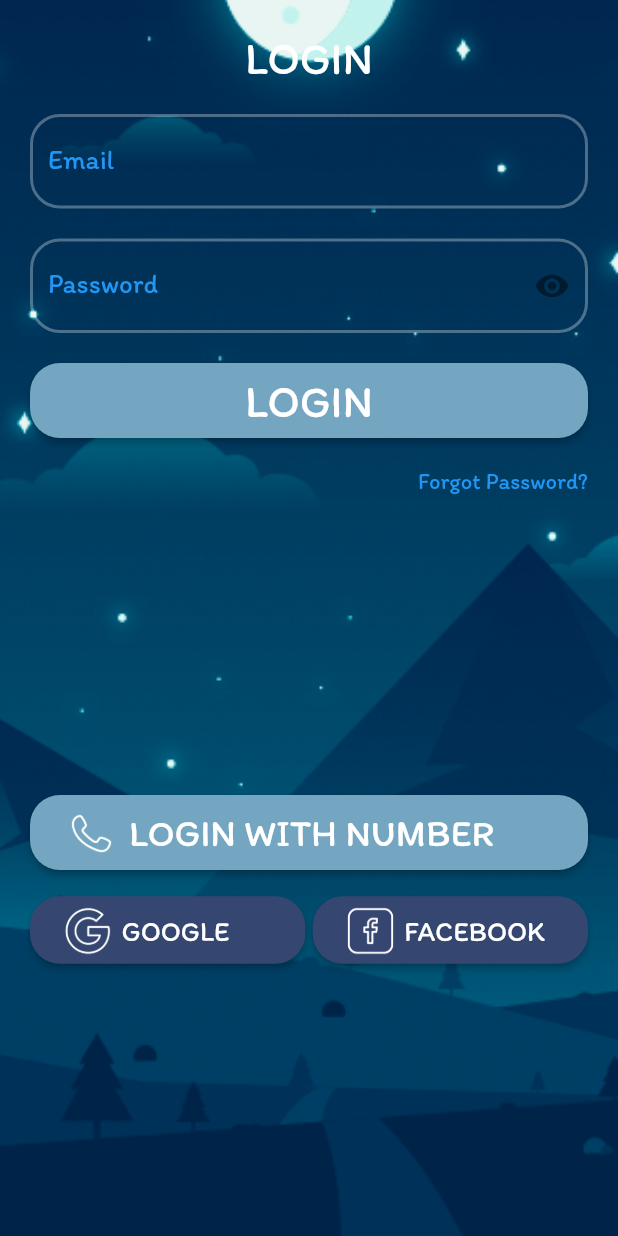
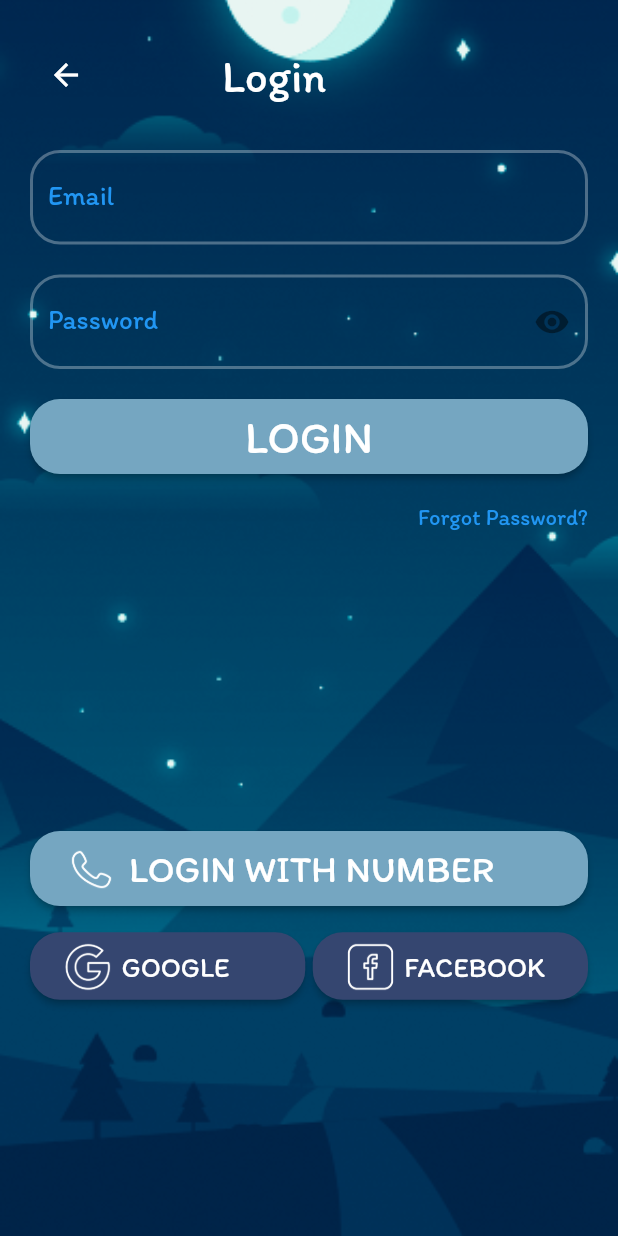
Before and after one commit to anvu1911/EXE201, a Flutter app: the screen it shows after launch, after a tap on "ALREADY HAVE AN ACCOUNT", on a phone screen of 412 x 824 dp. Run offline on Flutter 3.47's test engine with Material 2 defaults, Android fonts, the phone set to English and light mode, and no system bars; our stand-ins replace cloud_firestore, firebase_auth, firebase_core, shared_preferences, swipeable_button_view; accounts and stored records are empty.

Commit message:
Update Back button for Login page and Registry page

```diff
--- a/lib/pages/auth/login_page.dart
+++ b/lib/pages/auth/login_page.dart
@@ -60,14 +60,33 @@ class _LoginPageState extends State<LoginPage> {
                             //       height: 70,
                             //       width: 70,
                             //     )),
-                            Container(
-                              alignment: Alignment.center,
-                              child: Text(
-                                "LOGIN",
-                                style: TextStyle(
-                                    color: Colors.white,
-                                    fontSize: 30,
-                                    fontFamily: 'Itim-Regular'),
+                            SizedBox(
+                              height: 60,
+                              width: double.infinity,
+                              child: Row(
+                                children: [
+                                  IconButton(
+                                    icon: const Icon(Icons.arrow_back, color: Colors.white,),
+                                    onPressed: () {
+                                      Navigator.pop(context);
+                                    },
+                                  ),
+
+                                  Padding(
+                                    padding: const EdgeInsets.fromLTRB(80, 0, 0, 0),
+                                    child: Container(
+                                      alignment: Alignment.center,
+                                      child:
+                                      Text(
+                                        "Login",
+                                        style: TextStyle(
+                                            fontFamily: 'Itim-Regular',
+                                            color: Colors.white,
+                                            fontSize: 30),
+                                      ),
+                                    ),
+                                  ),
+                                ],
                               ),
                             ),
                             const SizedBox(height: 20),
```
Also changed, not shown: lib/pages/auth/registry_page.dart (+27 -8 lines).
